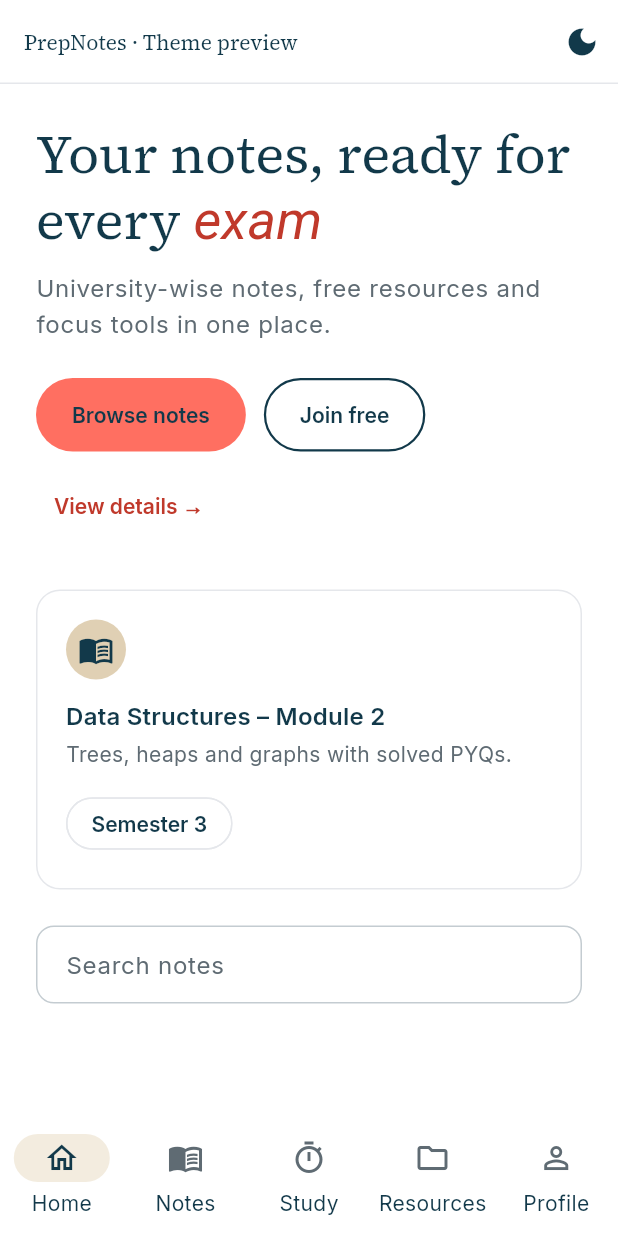
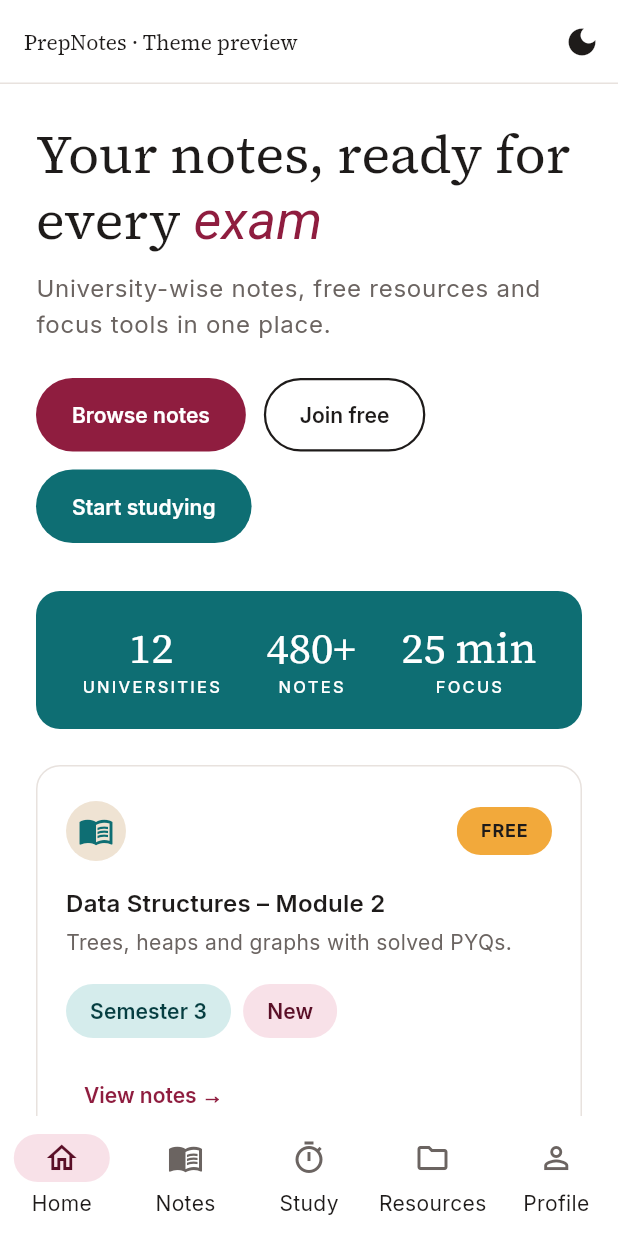
Before and after one commit to taiba0791/prep_notes, a Flutter app: the screen it shows after launch, on a phone screen of 412 x 824 dp. Run offline on Flutter 3.47's test engine with Material 3 defaults, Android fonts, the phone set to English and light mode, and no system bars; our stand-ins replace google_fonts, material_ui.

Commit message:
feat(theme): switch to claret/teal palette with marigold accent
Co-Authored-By: Claude Opus 5.5 <noreply@anthropic.com>

```diff
--- a/lib/core/theme/app_colors.dart
+++ b/lib/core/theme/app_colors.dart
@@ -1,49 +1,66 @@
 import 'package:material_ui/material_ui.dart';
 
-/// The PrepNotes brand palette ("Petrol navy and coral").
+/// The PrepNotes brand palette ("Claret and teal" + a marigold pop).
 ///
 /// This is the ONLY file that may contain raw hex colours. Widgets must read
 /// colours from `Theme.of(context).colorScheme` or [AppThemeColors] instead.
 abstract final class AppColors {
   // Brand
-  static const petrol = Color(0xFF12394A);
-  static const petrolDeep = Color(0xFF0B2530);
-  static const petrolTint = Color(0xFF9FCADB);
-  static const coral = Color(0xFFFF6F61);
-  static const coralDeep = Color(0xFFC0392B);
-  static const sand = Color(0xFFE0D0B4);
-  static const sandLight = Color(0xFFF3ECDF);
+  static const claret = Color(0xFF8F1D3F);
+  static const teal = Color(0xFF0E6E73);
+  static const ink = Color(0xFF1E1B1A);
   static const white = Color(0xFFFFFFFF);
+  static const cream = Color(0xFFEFE3D3);
 
-  // Light-mode neutrals
-  static const slate = Color(0xFF5F6B73);
-  static const border = Color(0xFFE5E7EB);
-  static const outline = Color(0xFFC4CCD1);
-  static const surfaceDim = Color(0xFFF6F7F8);
-  static const surfaceDimmer = Color(0xFFEEF1F3);
+  // Pop accent: used sparingly (badges, "Free", streaks).
+  static const marigold = Color(0xFFF2A93B);
 
-  // Dark-mode surfaces (petrol family, darkest to lightest)
-  static const darkSurfaceLowest = Color(0xFF071C25);
-  static const darkSurfaceLow = Color(0xFF0F2F3D);
-  static const darkSurfaceHigh = Color(0xFF1A4558);
-  static const darkSurfaceHighest = Color(0xFF22516A);
-  static const darkText = Color(0xFFF1F5F7);
-  static const darkTextMuted = Color(0xFFB5C3CA);
-  static const darkOutline = Color(0xFF5D7A87);
-  static const darkBorder = Color(0xFF2A4B5A);
+  // Soft tints (chip / icon / highlight backgrounds)
+  static const blush = Color(0xFFF8E1E8);
+  static const onBlush = Color(0xFF5A0F27);
+  static const mint = Color(0xFFD5ECEC);
+  static const onMint = Color(0xFF063E41);
+  static const marigoldLight = Color(0xFFFCEBCB);
+  static const onMarigoldLight = Color(0xFF5C3A00);
 
-  // Containers (soft backgrounds for chips, badges, highlighted areas)
-  static const petrolContainer = Color(0xFFD6E6ED);
-  static const petrolContainerDark = Color(0xFF1B4A5E);
-  static const coralContainer = Color(0xFFFFE3E0);
-  static const onCoralContainer = Color(0xFF5C1A14);
-  static const coralContainerDark = Color(0xFF6B2A23);
-  static const onCoralContainerDark = Color(0xFFFFDAD5);
-  static const sandContainerDark = Color(0xFF4A3F2C);
+  // Light-mode neutrals (warm greys to match the cream)
+  static const warmGrey = Color(0xFF6B6461);
+  static const outline = Color(0xFFCFC8C4);
+  static const border = Color(0xFFE8E2DE);
+  static const surfaceLow = Color(0xFFFBF8F3);
+  static const surfaceMid = Color(0xFFF6F0E7);
+  static const surfaceHigh = Color(0xFFF1E8DB);
+
+  // Dark mode: ink surfaces, darkest to lightest
+  static const darkSurface = Color(0xFF171413);
+  static const darkSurfaceLowest = Color(0xFF110F0E);
+  static const darkSurfaceLow = Color(0xFF1E1B1A);
+  static const darkSurfaceMid = Color(0xFF262221);
+  static const darkSurfaceHigh = Color(0xFF302B29);
+  static const darkSurfaceHighest = Color(0xFF3A3432);
+  static const darkText = Color(0xFFF4EFEC);
+  static const darkTextMuted = Color(0xFFCBC2BE);
+  static const darkOutline = Color(0xFF8C827E);
+  static const darkBorder = Color(0xFF3F3936);
+  static const darkCream = Color(0xFF2E2724);
+
+  // Dark mode: lighter brand tones so they stay readable on ink
+  static const rose = Color(0xFFF28CAB);
+  static const onRose = Color(0xFF4A0A1F);
+  static const claretContainerDark = Color(0xFF6E1631);
+  static const onClaretContainerDark = Color(0xFFFFD9E3);
+  static const tealLight = Color(0xFF6FC9C9);
+  static const onTealLight = Color(0xFF003638);
+  static const tealContainerDark = Color(0xFF0B5458);
+  static const onTealContainerDark = Color(0xFFC9F0EF);
+  static const marigoldSoft = Color(0xFFF6C26B);
+  static const onMarigoldSoft = Color(0xFF3D2600);
+  static const marigoldContainerDark = Color(0xFF5C4100);
+  static const onMarigoldContainerDark = Color(0xFFFFE2B0);
 
   // Status
-  static const success = Color(0xFF2E7D5B);
-  static const successLight = Color(0xFF6FCF97);
-  static const warning = Color(0xFFB7791F);
-  static const warningLight = Color(0xFFF6C26B);
+  static const success = Color(0xFF2F855A);
+  static const successLight = Color(0xFF7BD3A0);
+  static const warning = Color(0xFFC2410C);
+  static const warningLight = Color(0xFFFDBA74);
 }
--- a/lib/core/theme/app_text_styles.dart
+++ b/lib/core/theme/app_text_styles.dart
@@ -28,7 +28,7 @@ abstract final class AppTextStyles {
           titleMedium: sans.titleMedium?.copyWith(fontWeight: FontWeight.w600),
           labelLarge: sans.labelLarge?.copyWith(fontWeight: FontWeight.w600),
         )
-        // Headings and labels in the main text colour (petrol / near-white)...
+        // Headings and labels in the main text colour (ink / near-white)...
         .apply(bodyColor: scheme.onSurface, displayColor: scheme.onSurface)
         // ...paragraph text in the softer, muted colour.
         .copyWith(
--- a/lib/core/theme/app_theme.dart
+++ b/lib/core/theme/app_theme.dart
@@ -6,10 +6,16 @@ import 'app_theme_colors.dart';
 
 /// Central Material 3 theme for PrepNotes (light + dark).
 ///
+/// Colour roles ("Claret and teal" + marigold pop):
+/// - primary   = Claret   → main actions, links, selected nav item.
+/// - secondary = Teal     → info bands, chips, Study Zone, progress.
+/// - tertiary  = Marigold → small pops only: "Free"/"New" badges, streaks.
+///
 /// Button roles:
-/// - [FilledButton]   → main call-to-action (coral pill, e.g. "Buy now").
-/// - [OutlinedButton] → secondary action (petrol outline pill).
-/// - [TextButton]     → link-style action (deep coral text).
+/// - [FilledButton]   → main call-to-action (claret pill, e.g. "Buy now").
+/// - [OutlinedButton] → secondary action (ink outline pill).
+/// - [TextButton]     → link-style action (claret text).
+/// - [ElevatedButton] → alternative action (teal pill).
 abstract final class AppTheme {
   static const double radiusSmall = 8;
   static const double radiusMedium = 12;
@@ -20,72 +26,72 @@ abstract final class AppTheme {
   static ThemeData get dark => _build(_darkScheme, AppThemeColors.dark);
 
   static final ColorScheme _lightScheme =
-      ColorScheme.fromSeed(seedColor: AppColors.petrol).copyWith(
-        primary: AppColors.petrol,
+      ColorScheme.fromSeed(seedColor: AppColors.claret).copyWith(
+        primary: AppColors.claret,
         onPrimary: AppColors.white,
-        primaryContainer: AppColors.petrolContainer,
-        onPrimaryContainer: AppColors.petrol,
-        secondary: AppColors.coral,
-        onSecondary: AppColors.petrol,
-        secondaryContainer: AppColors.coralContainer,
-        onSecondaryContainer: AppColors.onCoralContainer,
-        tertiary: AppColors.sand,
-        onTertiary: AppColors.petrol,
-        tertiaryContainer: AppColors.sandLight,
-        onTertiaryContainer: AppColors.petrol,
+        primaryContainer: AppColors.blush,
+        onPrimaryContainer: AppColors.onBlush,
+        secondary: AppColors.teal,
+        onSecondary: AppColors.white,
+        secondaryContainer: AppColors.mint,
+        onSecondaryContainer: AppColors.onMint,
+        tertiary: AppColors.marigold,
+        onTertiary: AppColors.ink,
+        tertiaryContainer: AppColors.marigoldLight,
+        onTertiaryContainer: AppColors.onMarigoldLight,
         surface: AppColors.white,
-        onSurface: AppColors.petrol,
-        onSurfaceVariant: AppColors.slate,
+        onSurface: AppColors.ink,
+        onSurfaceVariant: AppColors.warmGrey,
         surfaceContainerLowest: AppColors.white,
-        surfaceContainerLow: AppColors.white,
-        surfaceContainer: AppColors.surfaceDim,
-        surfaceContainerHigh: AppColors.surfaceDim,
-        surfaceContainerHighest: AppColors.surfaceDimmer,
+        surfaceContainerLow: AppColors.surfaceLow,
+        surfaceContainer: AppColors.surfaceMid,
+        surfaceContainerHigh: AppColors.surfaceHigh,
+        surfaceContainerHighest: AppColors.cream,
         outline: AppColors.outline,
         outlineVariant: AppColors.border,
-        inverseSurface: AppColors.petrol,
+        inverseSurface: AppColors.ink,
         onInverseSurface: AppColors.white,
-        inversePrimary: AppColors.petrolTint,
+        inversePrimary: AppColors.rose,
         surfaceTint: Colors.transparent,
       );
 
   static final ColorScheme _darkScheme =
       ColorScheme.fromSeed(
-        seedColor: AppColors.petrol,
+        seedColor: AppColors.claret,
         brightness: Brightness.dark,
       ).copyWith(
-        primary: AppColors.petrolTint,
-        onPrimary: AppColors.petrolDeep,
-        primaryContainer: AppColors.petrolContainerDark,
-        onPrimaryContainer: AppColors.petrolContainer,
-        secondary: AppColors.coral,
-        onSecondary: AppColors.petrolDeep,
-        secondaryContainer: AppColors.coralContainerDark,
-        onSecondaryContainer: AppColors.onCoralContainerDark,
-        tertiary: AppColors.sand,
-        onTertiary: AppColors.petrolDeep,
-        tertiaryContainer: AppColors.sandContainerDark,
-        onTertiaryContainer: AppColors.sandLight,
-        surface: AppColors.petrolDeep,
+        primary: AppColors.rose,
+        onPrimary: AppColors.onRose,
+        primaryContainer: AppColors.claretContainerDark,
+        onPrimaryContainer: AppColors.onClaretContainerDark,
+        secondary: AppColors.tealLight,
+        onSecondary: AppColors.onTealLight,
+        secondaryContainer: AppColors.tealContainerDark,
+        onSecondaryContainer: AppColors.onTealContainerDark,
+        tertiary: AppColors.marigoldSoft,
+        onTertiary: AppColors.onMarigoldSoft,
+        tertiaryContainer: AppColors.marigoldContainerDark,
+        onTertiaryContainer: AppColors.onMarigoldContainerDark,
+        surface: AppColors.darkSurface,
         onSurface: AppColors.darkText,
         onSurfaceVariant: AppColors.darkTextMuted,
         surfaceContainerLowest: AppColors.darkSurfaceLowest,
         surfaceContainerLow: AppColors.darkSurfaceLow,
-        surfaceContainer: AppColors.petrol,
+        surfaceContainer: AppColors.darkSurfaceMid,
         surfaceContainerHigh: AppColors.darkSurfaceHigh,
         surfaceContainerHighest: AppColors.darkSurfaceHighest,
         outline: AppColors.darkOutline,
         outlineVariant: AppColors.darkBorder,
         inverseSurface: AppColors.darkText,
-        onInverseSurface: AppColors.petrolDeep,
-        inversePrimary: AppColors.petrol,
+        onInverseSurface: AppColors.ink,
+        inversePrimary: AppColors.claret,
         surfaceTint: Colors.transparent,
       );
 
   static ThemeData _build(ColorScheme scheme, AppThemeColors extra) {
     final textTheme = AppTextStyles.textTheme(scheme);
     final isLight = scheme.brightness == Brightness.light;
-    // Cards: white on a white page (light) / raised petrol (dark).
+    // Cards: white on a white page (light) / raised ink (dark).
     final cardColor = isLight
         ? scheme.surfaceContainerLowest
         : scheme.surfaceContainer;
@@ -109,8 +115,8 @@ abstract final class AppTheme {
       ),
       filledButtonTheme: FilledButtonThemeData(
         style: FilledButton.styleFrom(
-          backgroundColor: scheme.secondary,
-          foregroundColor: scheme.onSecondary,
+          backgroundColor: scheme.primary,
+          foregroundColor: scheme.onPrimary,
           padding: buttonPadding,
           shape: pill,
           textStyle: textTheme.labelLarge,
@@ -134,8 +140,8 @@ abstract final class AppTheme {
       ),
       elevatedButtonTheme: ElevatedButtonThemeData(
         style: ElevatedButton.styleFrom(
-          backgroundColor: scheme.primary,
-          foregroundColor: scheme.onPrimary,
+          backgroundColor: scheme.secondary,
+          foregroundColor: scheme.onSecondary,
           elevation: 0,
           padding: buttonPadding,
           shape: pill,
@@ -143,8 +149,8 @@ abstract final class AppTheme {
         ),
       ),
       floatingActionButtonTheme: FloatingActionButtonThemeData(
-        backgroundColor: scheme.secondary,
-        foregroundColor: scheme.onSecondary,
+        backgroundColor: scheme.primary,
+        foregroundColor: scheme.onPrimary,
         shape: pill,
       ),
       cardTheme: CardThemeData(
@@ -186,21 +192,21 @@ abstract final class AppTheme {
       ),
       navigationBarTheme: NavigationBarThemeData(
         backgroundColor: scheme.surface,
-        indicatorColor: scheme.tertiaryContainer,
+        indicatorColor: scheme.primaryContainer,
         elevation: 0,
         labelTextStyle: WidgetStatePropertyAll(textTheme.labelMedium),
         iconTheme: WidgetStateProperty.resolveWith(
           (states) => IconThemeData(
             color: states.contains(WidgetState.selected)
-                ? scheme.onTertiaryContainer
+                ? scheme.onPrimaryContainer
                 : scheme.onSurfaceVariant,
           ),
         ),
       ),
       navigationRailTheme: NavigationRailThemeData(
         backgroundColor: scheme.surface,
-        indicatorColor: scheme.tertiaryContainer,
-        selectedIconTheme: IconThemeData(color: scheme.onTertiaryContainer),
+        indicatorColor: scheme.primaryContainer,
+        selectedIconTheme: IconThemeData(color: scheme.onPrimaryContainer),
         unselectedIconTheme: IconThemeData(color: scheme.onSurfaceVariant),
         selectedLabelTextStyle: textTheme.labelLarge,
         unselectedLabelTextStyle: textTheme.labelLarge?.copyWith(
--- a/lib/core/theme/app_theme_colors.dart
+++ b/lib/core/theme/app_theme_colors.dart
@@ -11,6 +11,7 @@ class AppThemeColors extends ThemeExtension<AppThemeColors> {
   const AppThemeColors({
     required this.link,
     required this.highlight,
+    required this.cream,
     required this.success,
     required this.warning,
   });
@@ -18,8 +19,11 @@ class AppThemeColors extends ThemeExtension<AppThemeColors> {
   /// Text links such as "View program →".
   final Color link;
 
-  /// The coral italic word in headings ("From Campus to a Top-Tech *Offer*").
+  /// The italic accent word in headings ("From Campus to a Top-Tech *Offer*").
   final Color highlight;
+
+  /// Warm background for illustrations, hero shapes and icon circles.
+  final Color cream;
 
   /// Positive states, e.g. "Purchased", "Resolved".
   final Color success;
@@ -28,15 +32,17 @@ class AppThemeColors extends ThemeExtension<AppThemeColors> {
   final Color warning;
 
   static const light = AppThemeColors(
-    link: AppColors.coralDeep,
-    highlight: AppColors.coralDeep,
+    link: AppColors.claret,
+    highlight: AppColors.claret,
+    cream: AppColors.cream,
     success: AppColors.success,
     warning: AppColors.warning,
   );
 
   static const dark = AppThemeColors(
-    link: AppColors.coral,
-    highlight: AppColors.coral,
+    link: AppColors.rose,
+    highlight: AppColors.rose,
+    cream: AppColors.darkCream,
     success: AppColors.successLight,
     warning: AppColors.warningLight,
   );
@@ -45,12 +51,14 @@ class AppThemeColors extends ThemeExtension<AppThemeColors> {
   AppThemeColors copyWith({
     Color? link,
     Color? highlight,
+    Color? cream,
     Color? success,
     Color? warning,
   }) {
     return AppThemeColors(
       link: link ?? this.link,
       highlight: highlight ?? this.highlight,
+      cream: cream ?? this.cream,
       success: success ?? this.success,
       warning: warning ?? this.warning,
     );
@@ -62,6 +70,7 @@ class AppThemeColors extends ThemeExtension<AppThemeColors> {
     return AppThemeColors(
       link: Color.lerp(link, other.link, t)!,
       highlight: Color.lerp(highlight, other.highlight, t)!,
+      cream: Color.lerp(cream, other.cream, t)!,
       success: Color.lerp(success, other.success, t)!,
       warning: Color.lerp(warning, other.warning, t)!,
     );
--- a/lib/main.dart
+++ b/lib/main.dart
@@ -92,19 +92,75 @@ class ThemePreviewScreen extends StatelessWidget {
             children: [
               FilledButton(onPressed: () {}, child: const Text('Browse notes')),
               OutlinedButton(onPressed: () {}, child: const Text('Join free')),
-              TextButton(onPressed: () {}, child: const Text('View details →')),
+              ElevatedButton(
+                onPressed: () {},
+                child: const Text('Start studying'),
+              ),
             ],
           ),
           const SizedBox(height: 32),
+          // Teal stats band (like the image's numbers strip).
+          DecoratedBox(
+            decoration: BoxDecoration(
+              color: scheme.secondary,
+              borderRadius: BorderRadius.circular(AppTheme.radiusLarge),
+            ),
+            child: Padding(
+              padding: const EdgeInsets.symmetric(vertical: 20),
+              child: Row(
+                mainAxisAlignment: MainAxisAlignment.spaceEvenly,
+                children: [
+                  for (final (value, label) in [
+                    ('12', 'UNIVERSITIES'),
+                    ('480+', 'NOTES'),
+                    ('25 min', 'FOCUS'),
+                  ])
+                    Column(
+                      children: [
+                        Text(
+                          value,
+                          style: text.headlineMedium?.copyWith(
+                            color: scheme.onSecondary,
+                          ),
+                        ),
+                        Text(
+                          label,
+                          style: text.labelSmall?.copyWith(
+                            color: scheme.onSecondary,
+                            letterSpacing: 1.5,
+                          ),
+                        ),
+                      ],
+                    ),
+                ],
+              ),
+            ),
+          ),
+          const SizedBox(height: 24),
           Card(
             child: Padding(
               padding: const EdgeInsets.all(20),
               child: Column(
                 crossAxisAlignment: CrossAxisAlignment.start,
                 children: [
-                  CircleAvatar(
-                    backgroundColor: scheme.tertiary,
-                    child: Icon(Icons.menu_book, color: scheme.onTertiary),
+                  Row(
+                    children: [
+                      CircleAvatar(
+                        backgroundColor: context.appColors.cream,
+                        child: Icon(Icons.menu_book, color: scheme.secondary),
+                      ),
+                      const Spacer(),
+                      // Marigold "pop" badge.
+                      Chip(
+                        label: const Text('FREE'),
+                        backgroundColor: scheme.tertiary,
+                        labelStyle: text.labelMedium?.copyWith(
+                          color: scheme.onTertiary,
+                          fontWeight: FontWeight.w700,
+                        ),
+                        side: BorderSide.none,
+                      ),
+                    ],
                   ),
                   const SizedBox(height: 12),
                   Text('Data Structures – Module 2', style: text.titleMedium),
@@ -114,7 +170,32 @@ class ThemePreviewScreen extends StatelessWidget {
                     style: text.bodyMedium,
                   ),
                   const SizedBox(height: 12),
-                  const Chip(label: Text('Semester 3')),
+                  Wrap(
+                    spacing: 8,
+                    children: [
+                      Chip(
+                        label: const Text('Semester 3'),
+                        backgroundColor: scheme.secondaryContainer,
+                        labelStyle: text.labelLarge?.copyWith(
+                          color: scheme.onSecondaryContainer,
+                        ),
+                        side: BorderSide.none,
+                      ),
+                      Chip(
+                        label: const Text('New'),
+                        backgroundColor: scheme.primaryContainer,
+                        labelStyle: text.labelLarge?.copyWith(
+                          color: scheme.onPrimaryContainer,
+                        ),
+                        side: BorderSide.none,
+                      ),
+                    ],
+                  ),
+                  const SizedBox(height: 8),
+                  TextButton(
+                    onPressed: () {},
+                    child: const Text('View notes →'),
+                  ),
                 ],
               ),
             ),
```
Also changed, not shown: 1 other file.
